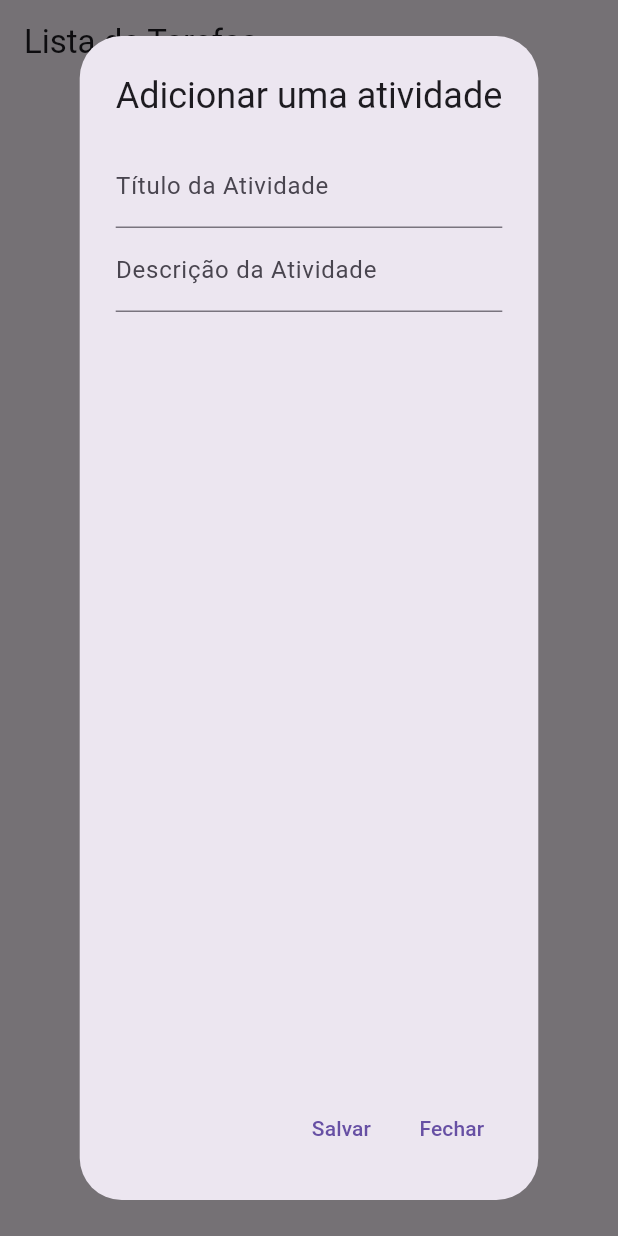
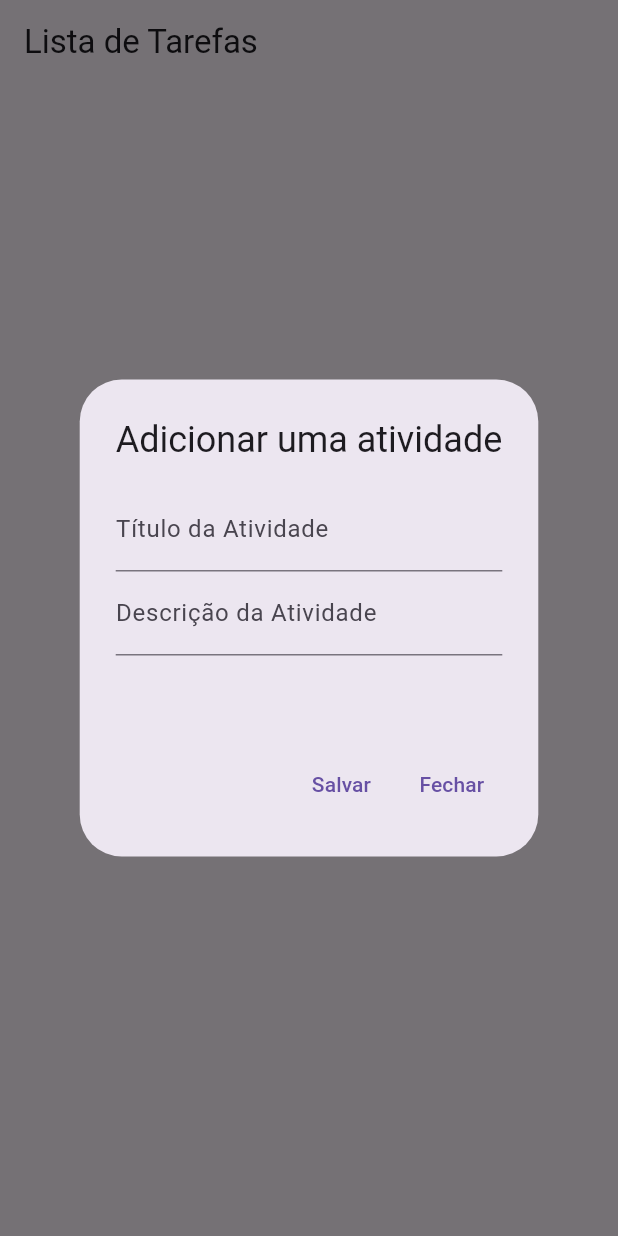
Before and after one commit to rfmeloneto/UnitinDispositiovosMoveis, a Flutter app: the screen it shows after launch, after a tap on "Adicionar Tarefa", on a phone screen of 412 x 824 dp. Run offline on Flutter 3.47's test engine with Material 3 defaults, Android fonts, the phone set to English and light mode, and no system bars; our stand-ins replace flutter_bloc; missing offline and left inert: dart:ffi.

Commit message:
to do completo sem banco

```diff
--- a/lib/data/activity_list.dart
+++ b/lib/data/activity_list.dart
@@ -10,4 +10,9 @@ class ActivityDb {
   void removeActivityList(int index) {
     activityList.removeAt(index);
   }
+
+  bool isDone(int index) {
+    activityList[index].isDone = !activityList[index].isDone;
+    return activityList[index].isDone;
+  }
 }
--- a/lib/domain/activity_entity.dart
+++ b/lib/domain/activity_entity.dart
@@ -1,5 +1,6 @@
 class ActivityEntity {
   String title;
   String description;
+  bool isDone = false;
   ActivityEntity({required this.title, required this.description});
 }
--- a/lib/presenter/bloc/to_do_bloc.dart
+++ b/lib/presenter/bloc/to_do_bloc.dart
@@ -20,6 +20,11 @@ class ToDOBloc extends Bloc<ToDoEvent, ToDoState> {
     on<GetActivitiesEvent>((event, emit) {
       emit(LoadedToDoState(_getList(useCase)));
     });
+    on<IsDoneActivityEvent>((event, emit) {
+      emit(LoadingToDoState());
+      useCase.isDone(event.index);
+      emit(LoadedToDoState(_getList(useCase)));
+    });
   }
 }
 
--- a/lib/presenter/bloc/to_do_evets.dart
+++ b/lib/presenter/bloc/to_do_evets.dart
@@ -13,3 +13,8 @@ class RemoveActivityEvent extends ToDoEvent {
 }
 
 class GetActivitiesEvent extends ToDoEvent {}
+
+class IsDoneActivityEvent extends ToDoEvent {
+  final int index;
+  IsDoneActivityEvent({required this.index});
+}
--- a/lib/presenter/to_do_page.dart
+++ b/lib/presenter/to_do_page.dart
@@ -1,3 +1,6 @@
+import 'dart:ffi';
+
+import 'package:flutter/cupertino.dart';
 import 'package:flutter/material.dart';
 import 'package:flutter/widgets.dart';
 import 'package:flutter_bloc/flutter_bloc.dart';
@@ -32,14 +35,10 @@ class _ToDoPageState extends State<ToDoPage> {
         title: const Text('Lista de Tarefas'),
       ),
       body: Center(
-        child: SizedBox(
-          height: 400,
         child: Column(
           mainAxisAlignment: MainAxisAlignment.center,
-            mainAxisSize: MainAxisSize.min,
           children: [
-              Expanded(
-                child: BlocBuilder(
+            BlocBuilder(
               bloc: widget.store,
               builder: (context, state) {
                 if (state is LoadingToDoState) {
@@ -52,17 +51,41 @@ class _ToDoPageState extends State<ToDoPage> {
                   if (state.activities.isEmpty) {
                     return Text(state.message);
                   }
-                      return ListView.builder(
+                  return Expanded(
+                    child: ListView.builder(
                       itemCount: state.activities.length,
                       itemBuilder: (context, index) {
-                          return Text(state.activities[index].title);
+                        // return Text(state.activities[index].title);
+                        return Dismissible(
+                          background: Container(color: Colors.red),
+                          key: ValueKey(state.activities[index]),
+                          onDismissed: (direction) {
+                            widget.store.add(RemoveActivityEvent(index: index));
                           },
+                          child: Card(
+                            margin: const EdgeInsets.all(10),
+                            elevation: 3,
+                            child: ListTile(
+                              title: Text(state.activities[index].title),
+                              subtitle:
+                                  Text(state.activities[index].description),
+                              leading: Checkbox(
+                                value: state.activities[index].isDone,
+                                onChanged: (value) {
+                                  widget.store
+                                      .add(IsDoneActivityEvent(index: index));
+                                },
+                              ),
+                            ),
+                          ),
+                        );
+                      },
+                    ),
                   );
                 } else {
                   return const Text('Erro');
                 }
               },
-                ),
             ),
             ElevatedButton(
               child: const Text('Adicionar Tarefa'),
@@ -72,7 +95,9 @@ class _ToDoPageState extends State<ToDoPage> {
                   builder: (context) {
                     return AlertDialog(
                       title: const Text('Adicionar uma atividade'),
-                        content: Form(
+                      content: SizedBox(
+                        height: 150,
+                        child: Form(
                           key: formKey,
                           child: Column(
                             children: [
@@ -89,6 +114,7 @@ class _ToDoPageState extends State<ToDoPage> {
                             ],
                           ),
                         ),
+                      ),
                       actions: [
                         TextButton(
                           child: const Text('Salvar'),
@@ -96,8 +122,7 @@ class _ToDoPageState extends State<ToDoPage> {
                             widget.store.add(AddActivityEvent(
                                 activity: ActivityEntity(
                                     title: titleController.text,
-                                      description:
-                                          descriptionController.text)));
+                                    description: descriptionController.text)));
                             titleController.clear();
                             descriptionController.clear();
                             widget.store.add(GetActivitiesEvent());
@@ -120,7 +145,6 @@ class _ToDoPageState extends State<ToDoPage> {
           ],
         ),
       ),
-      ),
     );
   }
 }
--- a/lib/usecase/activite_usecase_imp.dart
+++ b/lib/usecase/activite_usecase_imp.dart
@@ -19,4 +19,9 @@ class ActivityUseCaseImp extends ActivityUseCase {
   List<ActivityEntity>? getActivities() {
     return activityList.activityList;
   }
+
+  @override
+  bool isDone(int index) {
+    return activityList.isDone(index);
+  }
 }
--- a/lib/usecase/activity_usecase.dart
+++ b/lib/usecase/activity_usecase.dart
@@ -3,5 +3,6 @@ import 'package:primeiro_app/domain/activity_entity.dart';
 abstract class ActivityUseCase {
   void addActivity(ActivityEntity activity);
   void removeActivity(int index);
+  bool isDone(int index);
   List<ActivityEntity>? getActivities();
 }
```
Lines whose indentation alone changed are shown as unchanged.
